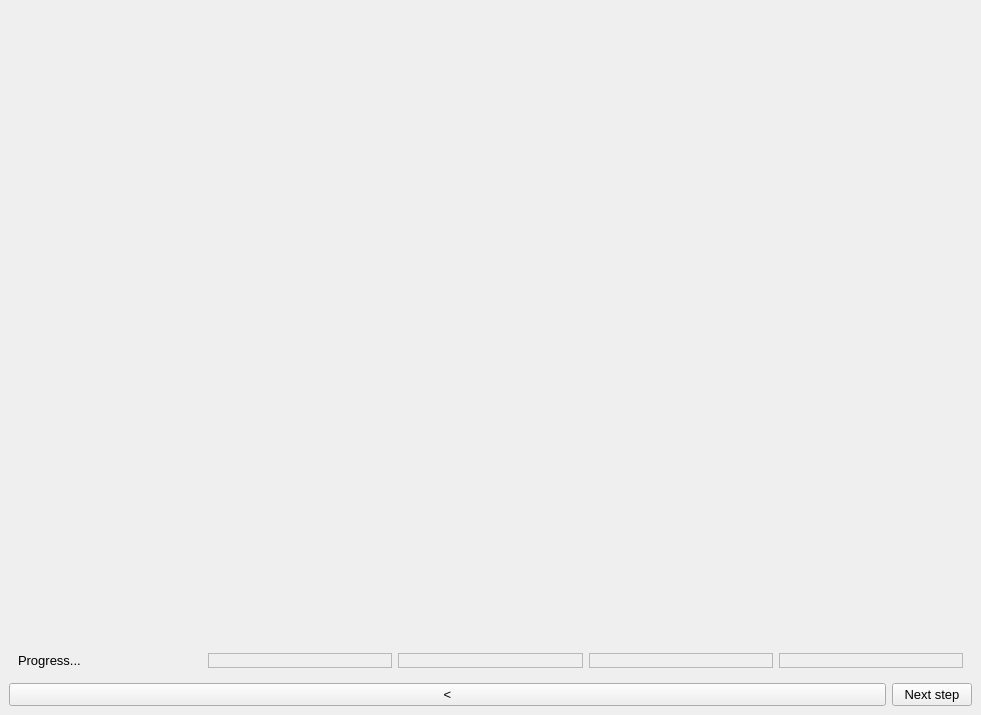
This is main_window.ui in medusabci/medusa-analyzer as Qt 5 draws it before an edit. The edited form follows.
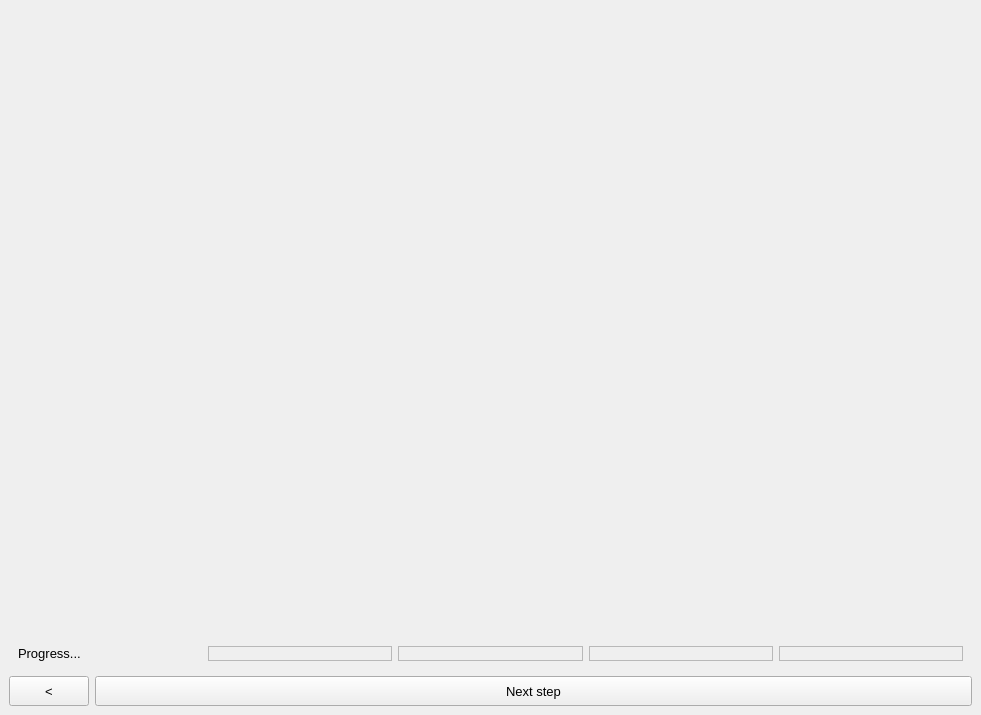
This is the edited form.

The edit to the form file:
```diff
--- a/main_window.ui
+++ b/main_window.ui
@@ -116,9 +116,15 @@
      </widget>
     </item>
     <item>
-     <layout class="QHBoxLayout" name="horizontalLayout" stretch="1,0">
+     <layout class="QHBoxLayout" name="horizontalLayout" stretch="0,1">
       <item>
        <widget class="QPushButton" name="backButton">
+        <property name="minimumSize">
+         <size>
+          <width>0</width>
+          <height>30</height>
+         </size>
+        </property>
         <property name="text">
          <string>&lt;</string>
         </property>
@@ -126,9 +132,21 @@
       </item>
       <item>
        <widget class="QPushButton" name="nextButton">
+        <property name="minimumSize">
+         <size>
+          <width>0</width>
+          <height>30</height>
+         </size>
+        </property>
         <property name="text">
          <string>Next step</string>
         </property>
+        <property name="iconSize">
+         <size>
+          <width>16</width>
+          <height>16</height>
+         </size>
+        </property>
        </widget>
       </item>
      </layout>
```
